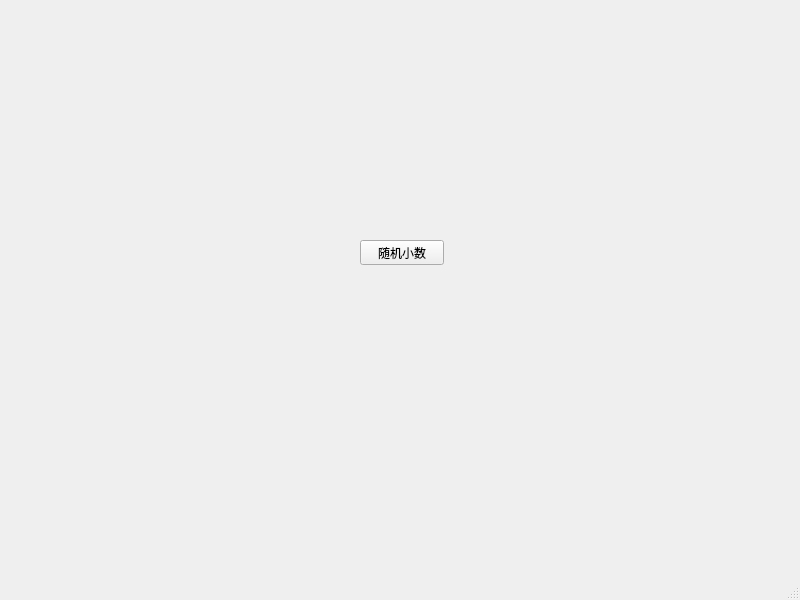
The window that ui/main.ui (hengdai/pyapp) describes before a commit, drawn with Qt 5.
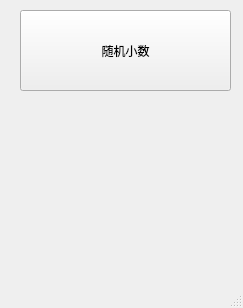
The same window after the commit.

The edit to the form file:
```diff
--- a/ui/main.ui
+++ b/ui/main.ui
@@ -6,8 +6,8 @@
    <rect>
     <x>0</x>
     <y>0</y>
-    <width>800</width>
-    <height>600</height>
+    <width>243</width>
+    <height>308</height>
    </rect>
   </property>
   <property name="windowTitle">
@@ -17,10 +17,10 @@
    <widget class="QPushButton" name="btn_rand_decimals">
     <property name="geometry">
      <rect>
-      <x>360</x>
-      <y>240</y>
-      <width>84</width>
-      <height>25</height>
+      <x>20</x>
+      <y>10</y>
+      <width>211</width>
+      <height>81</height>
      </rect>
     </property>
     <property name="text">
```
Left out of the diff: 6 changed lines with no effect on the pictures.
